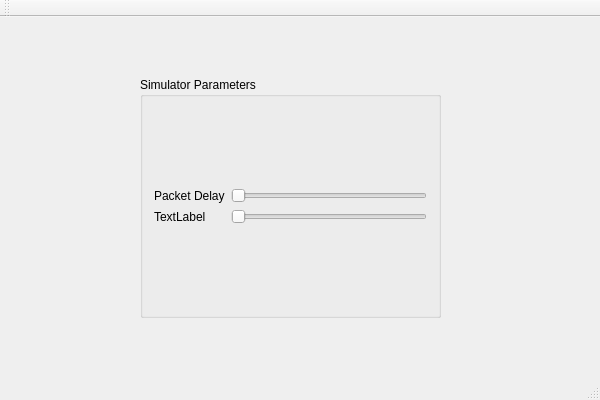
Above: kinda-good-protocol/KindaGoodProtocol.ui from Krixium/kinda-good-protocol before the change. Below: the same form after it.
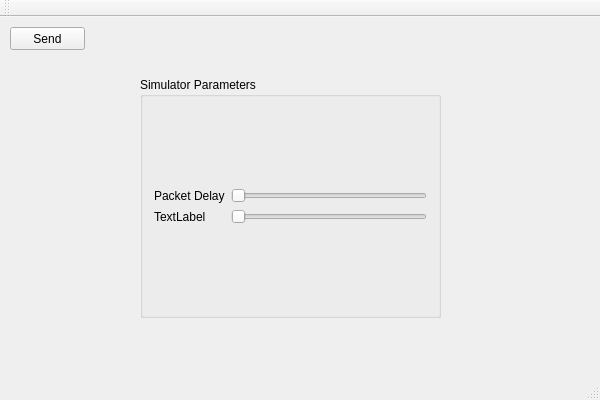
That is the form after the change.

Diff of the .ui file:
```diff
--- a/kinda-good-protocol/KindaGoodProtocol.ui
+++ b/kinda-good-protocol/KindaGoodProtocol.ui
@@ -64,6 +64,19 @@
      </item>
     </layout>
    </widget>
+   <widget class="QPushButton" name="buttonSend">
+    <property name="geometry">
+     <rect>
+      <x>10</x>
+      <y>10</y>
+      <width>75</width>
+      <height>23</height>
+     </rect>
+    </property>
+    <property name="text">
+     <string>Send</string>
+    </property>
+   </widget>
   </widget>
   <widget class="QMenuBar" name="menuBar">
    <property name="geometry">
```
